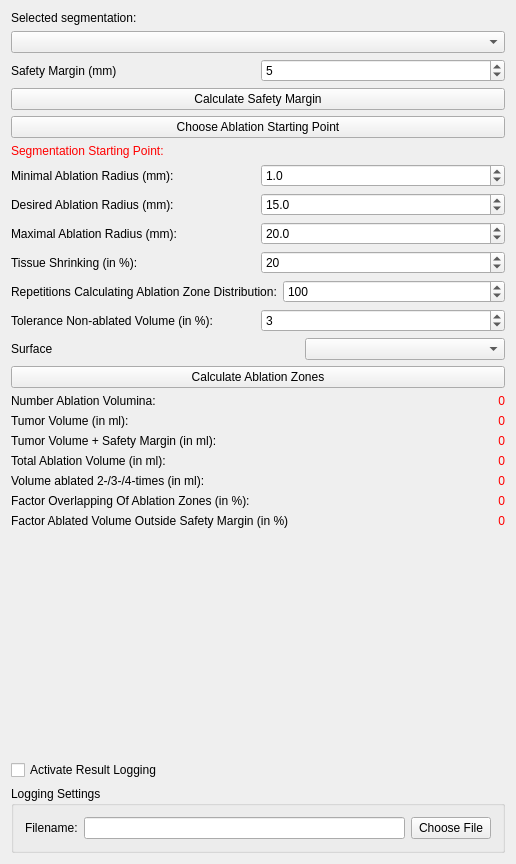
Qt form Plugins/org.mitk.gui.qt.ablationplanning/src/internal/QmitkAblationPlanningViewControls.ui (alaansheikhani/MITK) before a commit.
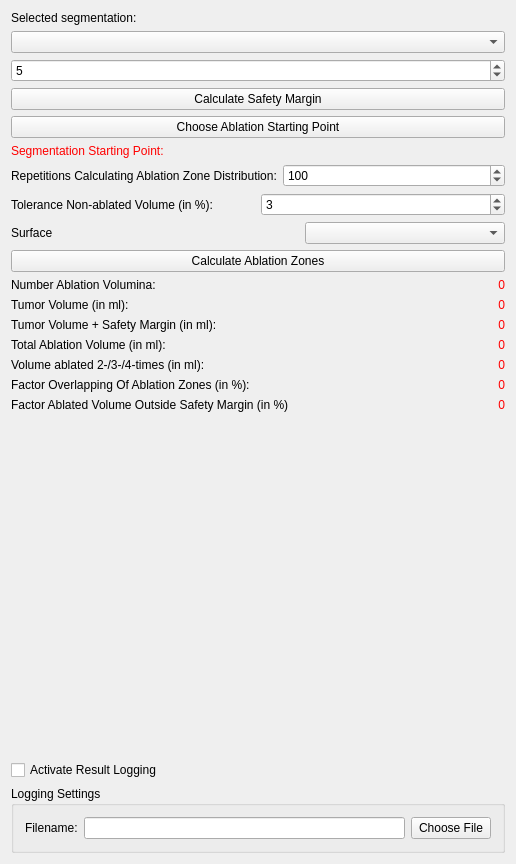
The same form after that commit. Icons and pictures are not drawn. Custom widgets are drawn as their Qt base class.

The edit to the form file:
```diff
--- a/Plugins/org.mitk.gui.qt.ablationplanning/src/internal/QmitkAblationPlanningViewControls.ui
+++ b/Plugins/org.mitk.gui.qt.ablationplanning/src/internal/QmitkAblationPlanningViewControls.ui
@@ -45,13 +45,6 @@
      <property name="topMargin">
       <number>0</number>
      </property>
-     <item>
-      <widget class="QLabel" name="safetyMarginLabel">
-       <property name="text">
-        <string>Safety Margin (mm)</string>
-       </property>
-      </widget>
-     </item>
      <item>
       <widget class="QSpinBox" name="safetyMarginSpinBox">
        <property name="maximum">
@@ -91,123 +84,6 @@
      </property>
     </widget>
    </item>
-   <item>
-    <layout class="QHBoxLayout" name="horizontalLayout_7">
-     <item>
-      <widget class="QLabel" name="label_3">
-       <property name="text">
-        <string>Minimal Ablation Radius (mm):</string>
-       </property>
-      </widget>
-     </item>
-     <item>
-      <widget class="QDoubleSpinBox" name="minAblationRadiusSpinBox">
-       <property name="decimals">
-        <number>1</number>
-       </property>
-       <property name="minimum">
-        <double>0.500000000000000</double>
-       </property>
-       <property name="maximum">
-        <double>60.000000000000000</double>
-       </property>
-       <property name="singleStep">
-        <double>0.100000000000000</double>
-       </property>
-       <property name="value">
-        <double>1.000000000000000</double>
-       </property>
-      </widget>
-     </item>
-    </layout>
-   </item>
-   <item>
-    <layout class="QHBoxLayout" name="horizontalLayout">
-     <property name="topMargin">
-      <number>0</number>
-     </property>
-     <item>
-      <widget class="QLabel" name="ablationRadiusLabel">
-       <property name="text">
-        <string>Desired Ablation Radius (mm):</string>
-       </property>
-      </widget>
-     </item>
-     <item>
-      <widget class="QDoubleSpinBox" name="ablationRadiusSpinBox">
-       <property name="decimals">
-        <number>1</number>
-       </property>
-       <property name="minimum">
-        <double>0.500000000000000</double>
-       </property>
-       <property name="maximum">
-        <double>60.000000000000000</double>
-       </property>
-       <property name="singleStep">
-        <double>0.100000000000000</double>
-       </property>
-       <property name="value">
-        <double>15.000000000000000</double>
-       </property>
-      </widget>
-     </item>
-    </layout>
-   </item>
-   <item>
-    <layout class="QHBoxLayout" name="horizontalLayout_8">
-     <item>
-      <widget class="QLabel" name="label_4">
-       <property name="text">
-        <string>Maximal Ablation Radius (mm):</string>
-       </property>
-      </widget>
-     </item>
-     <item>
-      <widget class="QDoubleSpinBox" name="maxAblationRadiusSpinBox">
-       <property name="decimals">
-        <number>1</number>
-       </property>
-       <property name="minimum">
-        <double>0.500000000000000</double>
-       </property>
-       <property name="maximum">
-        <double>60.000000000000000</double>
-       </property>
-       <property name="singleStep">
-        <double>0.100000000000000</double>
-       </property>
-       <property name="value">
-        <double>20.000000000000000</double>
-       </property>
-      </widget>
-     </item>
-    </layout>
-   </item>
-   <item>
-    <layout class="QHBoxLayout" name="horizontalLayout_6">
-     <property name="topMargin">
-      <number>0</number>
-     </property>
-     <item>
-      <widget class="QLabel" name="tissueShrinkingLabel">
-       <property name="text">
-        <string>Tissue Shrinking (in %):</string>
-       </property>
-      </widget>
-     </item>
-     <item>
-      <widget class="QSpinBox" name="tissueShrinkingSpinBox">
-       <property name="maximum">
-        <number>70</number>
-       </property>
-       <property name="value">
-        <number>20</number>
-       </property>
-      </widget>
-     </item>
-    </layout>
-   </item>
    <item>
     <layout class="QHBoxLayout" name="horizontalLayout_4">
      <property name="topMargin">
```
